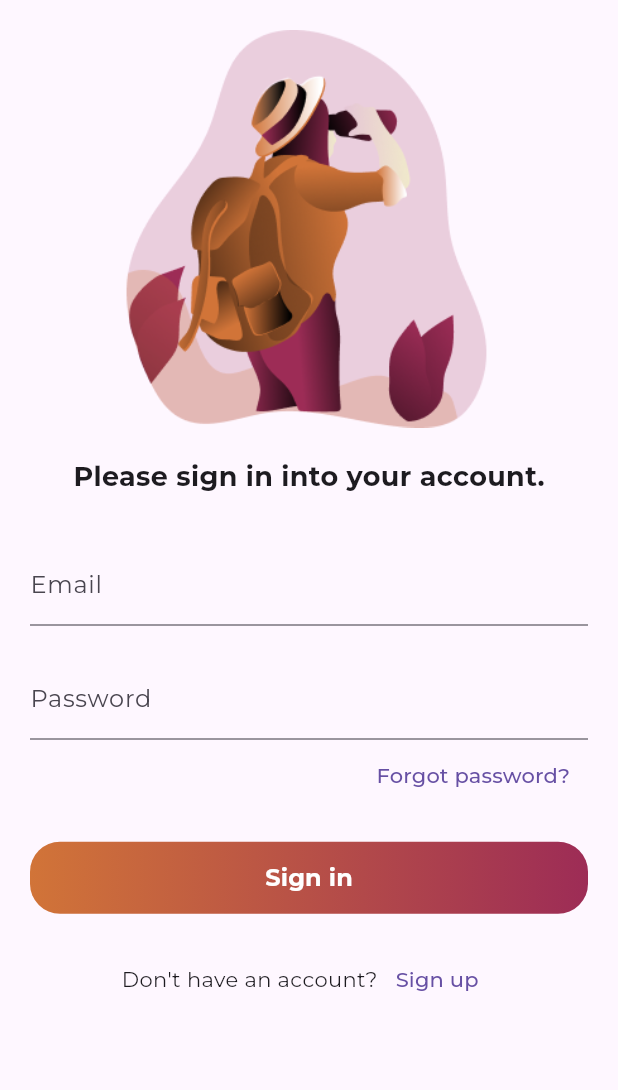
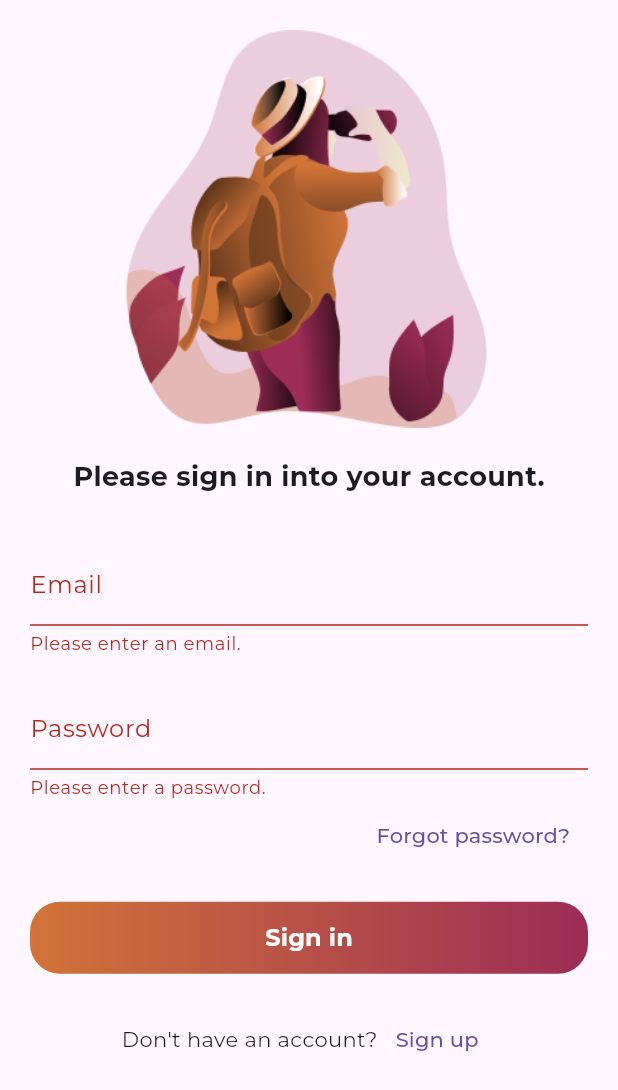
Before and after one commit to FilipKisic/sights_app_algebra, a Flutter app: the screen it shows after launch, after a tap on "Sign in", on a phone screen of 412 x 824 dp. Shown: the top 1090 px of the screen. Run offline on Flutter 3.47's test engine with Material 3 defaults, Android fonts, the phone set to English and light mode, and no system bars; our stand-ins replace firebase_auth, firebase_core, flutter_riverpod, lottie, riverpod; missing offline and left inert: control_style; accounts and stored records are empty.

Commit message:
Validation

```diff
--- a/lib/di.dart
+++ b/lib/di.dart
@@ -2,9 +2,15 @@ import 'package:riverpod/riverpod.dart';
 import 'package:sights_app/data/client/auth_client.dart';
 import 'package:sights_app/data/repository/auth_repository_impl.dart';
 import 'package:sights_app/domain/repository/auth_repository.dart';
+import 'package:sights_app/presentation/authentication/sign_in/controller/sign_in_controller.dart';
+import 'package:sights_app/presentation/authentication/sign_in/controller/state/sign_in_state.dart';
 
 final authClientProvider = Provider<AuthClient>((ref) => AuthClient());
 
 final authRepositoryProvider = Provider<AuthRepository>(
   (ref) => AuthRepositoryImpl(ref.watch(authClientProvider)),
 );
+
+final signInControllerProvider = NotifierProvider<SignInController, SignInState>(
+  () => SignInController(),
+);
--- a/lib/main.dart
+++ b/lib/main.dart
@@ -1,5 +1,6 @@
 import 'package:firebase_core/firebase_core.dart';
 import 'package:flutter/material.dart';
+import 'package:flutter_riverpod/flutter_riverpod.dart';
 import 'package:sights_app/firebase_options.dart';
 import 'package:sights_app/presentation/authentication/sign_in/screen/sign_in_screen.dart';
 import 'package:sights_app/presentation/splash/screen/splash_screen.dart';
@@ -7,7 +8,7 @@ import 'package:sights_app/presentation/splash/screen/splash_screen.dart';
 void main() async {
   WidgetsFlutterBinding.ensureInitialized();
   await Firebase.initializeApp(options: DefaultFirebaseOptions.currentPlatform);
-  runApp(const MyApp());
+  runApp(const ProviderScope(child: MyApp()));
 }
 
 class MyApp extends StatelessWidget {
--- a/lib/presentation/authentication/sign_in/controller/sign_in_controller.dart
+++ b/lib/presentation/authentication/sign_in/controller/sign_in_controller.dart
@@ -17,6 +17,7 @@ class SignInController extends Notifier<SignInState> {
   void signIn(String email, String password) async {
     state = LoadingState();
 
+    await Future.delayed(const Duration(seconds: 2));
     final result = await _authRepository.signIn(email, password);
 
     switch (result) {
--- a/lib/presentation/authentication/sign_in/screen/sign_in_screen.dart
+++ b/lib/presentation/authentication/sign_in/screen/sign_in_screen.dart
@@ -1,17 +1,45 @@
 import 'package:control_style/control_style.dart';
 import 'package:flutter/material.dart';
+import 'package:flutter_riverpod/flutter_riverpod.dart';
+import 'package:sights_app/di.dart';
+import 'package:sights_app/presentation/authentication/sign_in/controller/state/sign_in_state.dart';
 import 'package:sights_app/presentation/authentication/sign_in/widget/decorated_main_button.dart';
 import 'package:sights_app/presentation/authentication/sign_in/widget/decorated_text_field.dart';
+import 'package:sights_app/presentation/home/screen/home_screen.dart';
 
-class SignInScreen extends StatelessWidget {
+class SignInScreen extends ConsumerStatefulWidget {
   const SignInScreen({super.key});
 
   @override
+  ConsumerState<SignInScreen> createState() => _SignInScreenState();
+}
+
+class _SignInScreenState extends ConsumerState<SignInScreen> {
+  final _formKey = GlobalKey<FormState>();
+  final _emailController = TextEditingController();
+  final _passwordController = TextEditingController();
+
+  @override
   Widget build(BuildContext context) {
+    final state = ref.watch(signInControllerProvider);
+
+    ref.listen(signInControllerProvider, (_, state) {
+      if (state is AuthenticatedState) {
+        Navigator.of(context).push(MaterialPageRoute(builder: (_) => HomeScreen()));
+        return;
+      }
+      if (state is ErrorState) {
+        const snackBar = SnackBar(content: Text('There was an error...'));
+        ScaffoldMessenger.of(context).showSnackBar(snackBar);
+      }
+    });
+
     return Scaffold(
       body: SafeArea(
         child: Padding(
           padding: const EdgeInsets.all(20),
+          child: Form(
+            key: _formKey,
             child: Column(
               children: [
                 Image.asset(
@@ -24,9 +52,9 @@ class SignInScreen extends StatelessWidget {
                   style: TextStyle(fontSize: 18, fontWeight: .bold),
                 ),
                 const SizedBox(height: 30),
-              DecoratedTextField(label: 'Email'),
+                DecoratedTextField(label: 'Email', validator: _validateEmail, controller: _emailController),
                 const SizedBox(height: 20),
-              DecoratedTextField(label: 'Password'),
+                DecoratedTextField(label: 'Password', validator: _validatePassword, controller: _passwordController),
                 Align(
                   alignment: Alignment.centerRight,
                   child: TextButton(
@@ -37,7 +65,8 @@ class SignInScreen extends StatelessWidget {
                 const SizedBox(height: 20),
                 DecoratedMainButton(
                   label: 'Sign in',
-                onPressed: () {},
+                  onPressed: _signIn,
+                  isLoading: state is LoadingState,
                 ),
                 const SizedBox(height: 20),
                 Row(
@@ -54,6 +83,37 @@ class SignInScreen extends StatelessWidget {
             ),
           ),
         ),
+      ),
     );
   }
+
+  String? _validateEmail(String? value) {
+    if (value == null || value.isEmpty) {
+      return 'Please enter an email.';
     }
+
+    if (!RegExp(r'^[^@\s]+@[^@\s]+\.[^@\s]+$').hasMatch(value)) {
+      return 'Please enter valid email.';
+    }
+
+    return null;
+  }
+
+  String? _validatePassword(String? value) {
+    if (value == null || value.isEmpty) {
+      return 'Please enter a password.';
+    }
+
+    if (value.length < 8) {
+      return 'Password should be at least 8 characters.';
+    }
+
+    return null;
+  }
+
+  void _signIn() {
+    if (_formKey.currentState!.validate()) {
+      ref.read(signInControllerProvider.notifier).signIn(_emailController.text, _passwordController.text);
+    }
+  }
+}
--- a/lib/presentation/authentication/sign_in/widget/decorated_main_button.dart
+++ b/lib/presentation/authentication/sign_in/widget/decorated_main_button.dart
@@ -3,11 +3,13 @@ import 'package:flutter/material.dart';
 class DecoratedMainButton extends StatelessWidget {
   final VoidCallback onPressed;
   final String label;
+  final bool isLoading;
 
   const DecoratedMainButton({
     super.key,
     required this.label,
     required this.onPressed,
+    this.isLoading = false,
   });
 
   @override
@@ -31,8 +33,10 @@ class DecoratedMainButton extends StatelessWidget {
             borderRadius: BorderRadius.circular(20),
           ),
         ),
-        onPressed: onPressed,
-        child: Text(
+        onPressed: isLoading ? null : onPressed,
+        child: isLoading
+            ? CircularProgressIndicator(color: Colors.white,)
+            : Text(
                 label,
                 style: TextStyle(
                   color: Colors.white,
--- a/lib/presentation/authentication/sign_in/widget/decorated_text_field.dart
+++ b/lib/presentation/authentication/sign_in/widget/decorated_text_field.dart
@@ -3,12 +3,15 @@ import 'package:flutter/material.dart';
 
 class DecoratedTextField extends StatelessWidget {
   final String label;
+  final String? Function(String? value)? validator;
+  final TextEditingController controller;
 
-  const DecoratedTextField({super.key, required this.label});
+  const DecoratedTextField({super.key, required this.label, required this.controller, this.validator});
 
   @override
   Widget build(BuildContext context) {
-    return TextField(
+    return TextFormField(
+      controller: controller,
         decoration: InputDecoration(
           labelText: label,
           border: DecoratedInputBorder(
@@ -24,6 +27,7 @@ class DecoratedTextField extends StatelessWidget {
             ),
           ),
         ),
+        validator: validator,
     );
   }
 }
--- /dev/null
+++ b/lib/presentation/home/screen/home_screen.dart
@@ -0,0 +1,14 @@
+import 'package:flutter/material.dart';
+
+class HomeScreen extends StatelessWidget {
+  const HomeScreen({super.key});
+
+  @override
+  Widget build(BuildContext context) {
+    return Scaffold(
+      body: Center(
+        child: Text('Home Screen'),
+      ),
+    );
+  }
+}
--- a/pubspec.yaml
+++ b/pubspec.yaml
@@ -17,6 +17,7 @@ dependencies:
   firebase_core: ^4.15.0
   firebase_auth: ^6.7.0
   riverpod: ^3.4.3
+  flutter_riverpod: ^3.4.3
   control_style: ^0.1.2
 
 dev_dependencies:
```
Also changed, not shown: pubspec.lock. Lines whose indentation alone changed are shown as unchanged.
